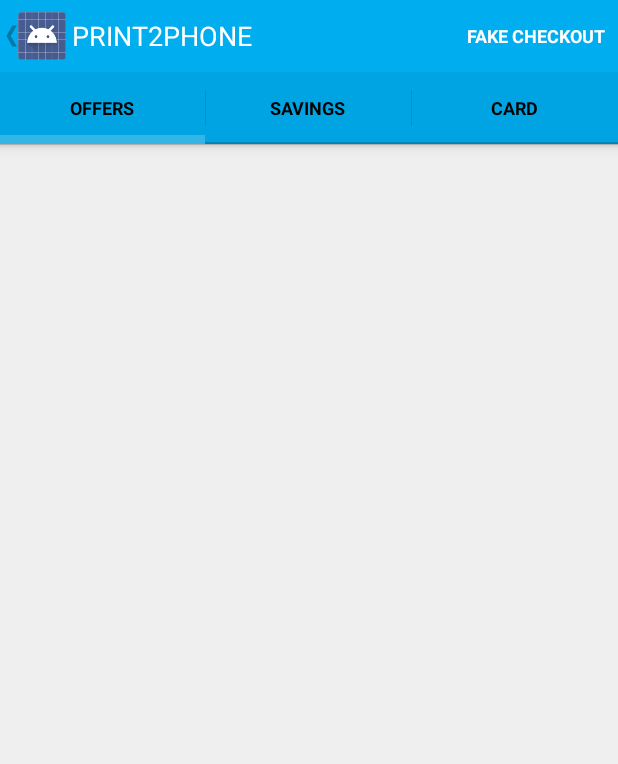
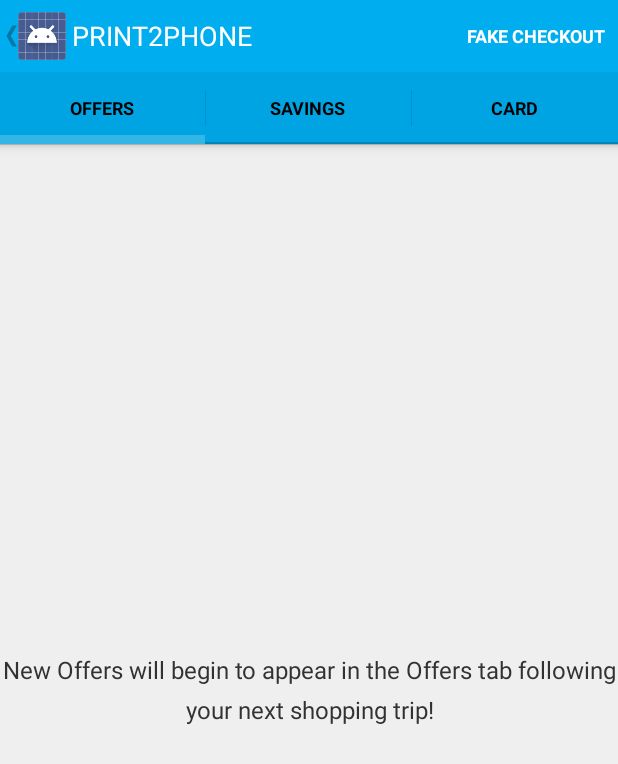
Before and after one commit to sassoni/TheExceptioNulls, an Android app: the OffersFragment screen opened directly, with no data from a screen before it, on a phone screen of 412 x 824 dp. Shown: the top 764 px of the screen. Run offline under Robolectric (Android 15) with nearby library versions, the phone set to English and light mode, and no system bars; libraries missing offline, so code that uses them is left out: com.github.mikephil.charting; 130 statements that could not run were skipped.

Commit message:
Adding no offers text

```diff
--- a/projectskullnbones/src/main/java/com/theexceptionulls/projectskullnbones/Card/OffersFragment.java
+++ b/projectskullnbones/src/main/java/com/theexceptionulls/projectskullnbones/Card/OffersFragment.java
@@ -38,6 +38,7 @@ public class OffersFragment extends Fragment implements OffersGridAdapter.Offers
     private GridView gridView;
     private ProgressBar progressBar;
     private TextView errorMessage;
+    private TextView noOffersMessage;
     private OffersGridAdapter offersGridAdapter;
     private int offersSoFar = -1;
 
@@ -76,6 +77,7 @@ public class OffersFragment extends Fragment implements OffersGridAdapter.Offers
         gridView = (GridView) view.findViewById(R.id.offer_fragment_gridview);
         progressBar = (ProgressBar) view.findViewById(R.id.offers_fragment_grid_progress_bar);
         errorMessage = (TextView) view.findViewById(R.id.offers_fragment_grid_error_message);
+        noOffersMessage = (TextView) view.findViewById(R.id.no_offers_msg);
 
         LoadOffers loadOffers = new LoadOffers(getActivity());
         loadOffers.execute();
@@ -115,6 +117,12 @@ public class OffersFragment extends Fragment implements OffersGridAdapter.Offers
             super.onPostExecute(aVoid);
             setUpScreen(UIOptions.OFFERS_AVAILABLE);
             gridView.setAdapter(offersGridAdapter);
+
+            if (offersList.size() == 0) {
+                noOffersMessage.setVisibility(View.VISIBLE);
+            } else {
+                noOffersMessage.setVisibility(View.GONE);
+            }
         }
 
     }
--- a/projectskullnbones/src/main/res/layout/offers_fragment_grid.xml
+++ b/projectskullnbones/src/main/res/layout/offers_fragment_grid.xml
@@ -8,18 +8,17 @@
         android:id="@+id/offers_fragment_grid_progress_bar"
         android:layout_width="60dp"
         android:layout_height="60dp"
-        android:layout_centerInParent="true"
-        />
+        android:layout_centerInParent="true" />
 
     <TextView
         android:id="@+id/offers_fragment_grid_error_message"
         android:layout_width="match_parent"
         android:layout_height="match_parent"
+        android:layout_centerInParent="true"
         android:gravity="center"
-        android:layout_centerInParent="true"
-        android:textSize="18sp"
+        android:padding="16dp"
         android:text="@string/empty_offers_message"
-        android:padding="16dp"/>
+        android:textSize="18sp" />
 
     <GridView
         android:id="@+id/offer_fragment_gridview"
@@ -29,9 +28,20 @@
         android:columnWidth="200dp"
         android:gravity="center"
         android:horizontalSpacing="10dp"
+        android:numColumns="2"
         android:padding="10dp"
-        android:numColumns="2"
         android:stretchMode="columnWidth"
-        android:verticalSpacing="10dp"/>
+        android:verticalSpacing="10dp" />
+
+    <TextView
+        android:id="@+id/no_offers_msg"
+        android:layout_width="wrap_content"
+        android:layout_height="wrap_content"
+        android:layout_centerInParent="true"
+        android:gravity="center"
+        android:lineSpacingExtra="8sp"
+        android:text="New Offers will begin to appear in the Offers tab following your next shopping trip!"
+        android:textSize="16dp"
+        android:visibility="gone" />
 
 </RelativeLayout>
```
